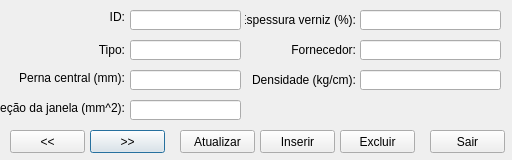
Old version of the form windows/windowlamina.ui in the repository KyryIx/Helena.
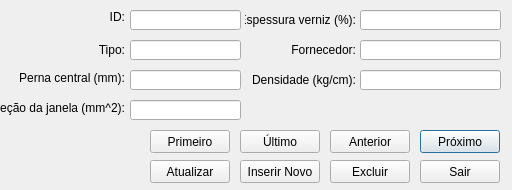
New version of the form. Icons and pictures are not drawn.

Commit message: atualizacoes em lamina e janelas de lamina, fio e carretel

Diff of the .ui file:
```diff
--- a/windows/windowlamina.ui
+++ b/windows/windowlamina.ui
@@ -7,19 +7,19 @@
     <x>0</x>
     <y>0</y>
     <width>512</width>
-    <height>160</height>
+    <height>190</height>
    </rect>
   </property>
   <property name="minimumSize">
    <size>
     <width>512</width>
-    <height>160</height>
+    <height>190</height>
    </size>
   </property>
   <property name="maximumSize">
    <size>
     <width>512</width>
-    <height>160</height>
+    <height>190</height>
    </size>
   </property>
   <property name="windowTitle">
@@ -168,14 +168,14 @@
   <widget class="QPushButton" name="pushButton_after">
    <property name="geometry">
     <rect>
-     <x>90</x>
+     <x>420</x>
      <y>130</y>
-     <width>75</width>
+     <width>80</width>
      <height>23</height>
     </rect>
    </property>
    <property name="text">
-    <string>&gt;&gt;</string>
+    <string>Próximo</string>
    </property>
   </widget>
   <widget class="QPushButton" name="pushButton_insert">
@@ -184,27 +184,27 @@
    </property>
    <property name="geometry">
     <rect>
-     <x>260</x>
-     <y>130</y>
-     <width>75</width>
+     <x>240</x>
+     <y>160</y>
+     <width>80</width>
      <height>23</height>
     </rect>
    </property>
    <property name="text">
-    <string>Inserir</string>
+    <string>Inserir Novo</string>
    </property>
   </widget>
   <widget class="QPushButton" name="pushButton_before">
    <property name="geometry">
     <rect>
-     <x>10</x>
+     <x>330</x>
      <y>130</y>
-     <width>75</width>
+     <width>80</width>
      <height>23</height>
     </rect>
    </property>
    <property name="text">
-    <string>&lt;&lt;</string>
+    <string>Anterior</string>
    </property>
   </widget>
   <widget class="QPushButton" name="pushButton_update">
@@ -213,9 +213,9 @@
    </property>
    <property name="geometry">
     <rect>
-     <x>180</x>
-     <y>130</y>
-     <width>75</width>
+     <x>150</x>
+     <y>160</y>
+     <width>80</width>
      <height>23</height>
     </rect>
    </property>
@@ -226,9 +226,9 @@
   <widget class="QPushButton" name="pushButton_exit">
    <property name="geometry">
     <rect>
-     <x>430</x>
-     <y>130</y>
-     <width>75</width>
+     <x>420</x>
+     <y>160</y>
+     <width>80</width>
      <height>23</height>
     </rect>
    </property>
@@ -294,9 +294,9 @@
    </property>
    <property name="geometry">
     <rect>
-     <x>340</x>
-     <y>130</y>
-     <width>75</width>
+     <x>330</x>
+     <y>160</y>
+     <width>80</width>
      <height>23</height>
     </rect>
    </property>
@@ -304,6 +304,32 @@
     <string>Excluir</string>
    </property>
   </widget>
+  <widget class="QPushButton" name="pushButton_first">
+   <property name="geometry">
+    <rect>
+     <x>150</x>
+     <y>130</y>
+     <width>80</width>
+     <height>23</height>
+    </rect>
+   </property>
+   <property name="text">
+    <string>Primeiro</string>
+   </property>
+  </widget>
+  <widget class="QPushButton" name="pushButton_last">
+   <property name="geometry">
+    <rect>
+     <x>240</x>
+     <y>130</y>
+     <width>80</width>
+     <height>23</height>
+    </rect>
+   </property>
+   <property name="text">
+    <string>Último</string>
+   </property>
+  </widget>
  </widget>
  <resources>
   <include location="../icons/main.qrc"/>
```
Left out of the diff: 17 changed lines with no effect on the pictures. The commit also changes 6 other files.
